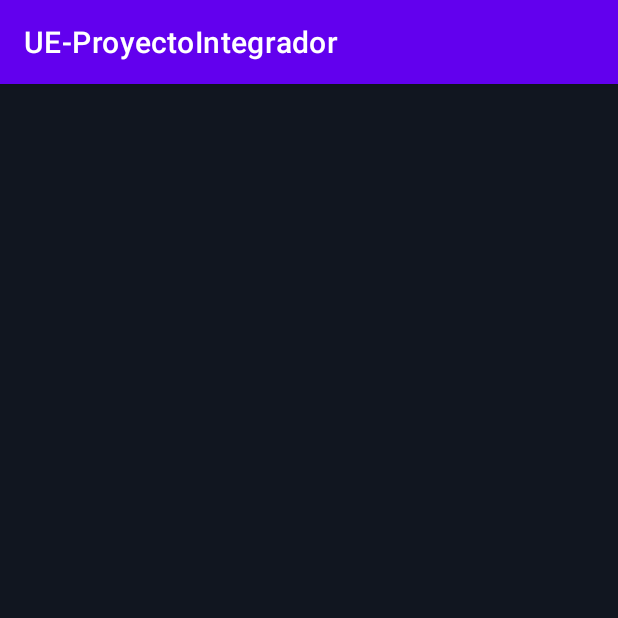
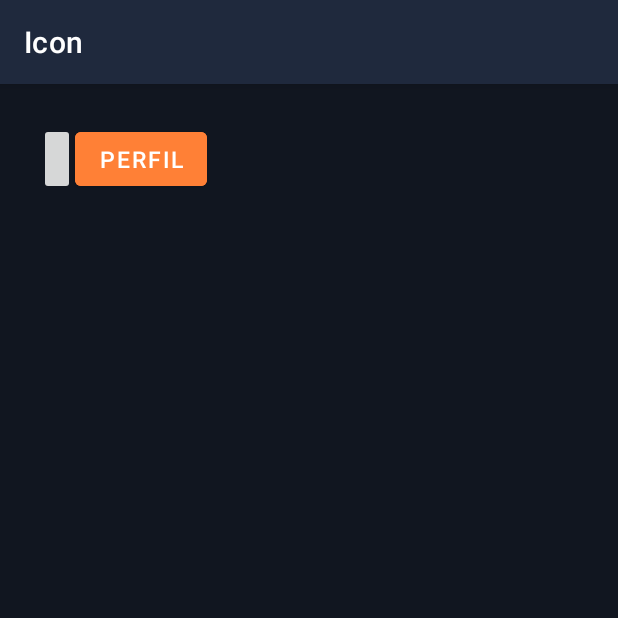
Before and after one commit to deveshaha/UE-Proyecto-Integrador, an Android app: the screen it shows after launch (MainActivity), on a phone screen of 412 x 824 dp, the top half of it. Run offline under Robolectric (Android 15) with nearby library versions, the phone set to English and light mode, and no system bars.

Commit message:
Start design

```diff
--- a/app/src/main/java/com/example/ue_proyectointegrador/MainActivity.java
+++ b/app/src/main/java/com/example/ue_proyectointegrador/MainActivity.java
@@ -1,8 +1,12 @@
 package com.example.ue_proyectointegrador;
 
+import androidx.annotation.NonNull;
 import androidx.appcompat.app.AppCompatActivity;
 
 import android.os.Bundle;
+import android.view.Menu;
+import android.view.MenuItem;
+import android.widget.Toast;
 
 public class MainActivity extends AppCompatActivity {
 
@@ -11,4 +15,5 @@ public class MainActivity extends AppCompatActivity {
         super.onCreate(savedInstanceState);
         setContentView(R.layout.activity_main);
     }
+
 }
--- a/app/src/main/res/layout/activity_main.xml
+++ b/app/src/main/res/layout/activity_main.xml
@@ -4,9 +4,38 @@
     xmlns:tools="http://schemas.android.com/tools"
     android:layout_width="match_parent"
     android:layout_height="match_parent"
+    android:padding="16dp"
     android:background="@color/backgroundApp"
     tools:context=".MainActivity">
 
 
+    <LinearLayout
+        android:layout_width="match_parent"
+        android:layout_height="wrap_content"
+        android:layout_marginStart="10dp"
+        android:layout_marginTop="10dp"
+        android:layout_marginEnd="10dp"
+        android:gravity="center_vertical"
+        android:orientation="horizontal"
+        app:layout_constraintEnd_toEndOf="parent"
+        app:layout_constraintStart_toStartOf="parent"
+        app:layout_constraintTop_toTopOf="parent">
+
+        <ImageButton
+            android:layout_width="wrap_content"
+            android:layout_height="match_parent"
+            />
+
+        <Button
+            android:id="@+id/btn_profile"
+            android:layout_width="wrap_content"
+            android:layout_height="wrap_content"
+            android:backgroundTint="@color/buttonColor"
+            android:text="@string/txt_profile"
+            android:textColor="@color/white"
+            android:textSize="15sp" />
+
+    </LinearLayout>
+
 
 </androidx.constraintlayout.widget.ConstraintLayout>
--- a/app/src/main/res/values/colors.xml
+++ b/app/src/main/res/values/colors.xml
@@ -7,7 +7,7 @@
     <color name="teal_700">#FF018786</color>
     <color name="black">#FF000000</color>
     <color name="backgroundApp">#111620</color>
-    <color name="textMain">#FFFFFF</color>
+    <color name="white">#FFFFFF</color>
     <color name="buttonColor">#FF8036</color>
     <color name="Glass">#1F293D</color>
     <color name="textSecondary">#BDBDBD</color>
--- a/app/src/main/res/values/strings.xml
+++ b/app/src/main/res/values/strings.xml
@@ -1,3 +1,4 @@
 <resources>
-    <string name="app_name">UE-ProyectoIntegrador</string>
+    <string name="app_name">Icon</string>
+    <string name="txt_profile">Perfil</string>
 </resources>
--- a/app/src/main/res/values/themes.xml
+++ b/app/src/main/res/values/themes.xml
@@ -2,7 +2,7 @@
     <!-- Base application theme. -->
     <style name="Theme.UEProyectoIntegrador" parent="Theme.MaterialComponents.DayNight.DarkActionBar">
         <!-- Primary brand color. -->
-        <item name="colorPrimary">@color/purple_500</item>
+        <item name="colorPrimary">@color/Glass</item>
         <item name="colorPrimaryVariant">@color/purple_700</item>
         <item name="colorOnPrimary">@color/white</item>
         <!-- Secondary brand color. -->
```
